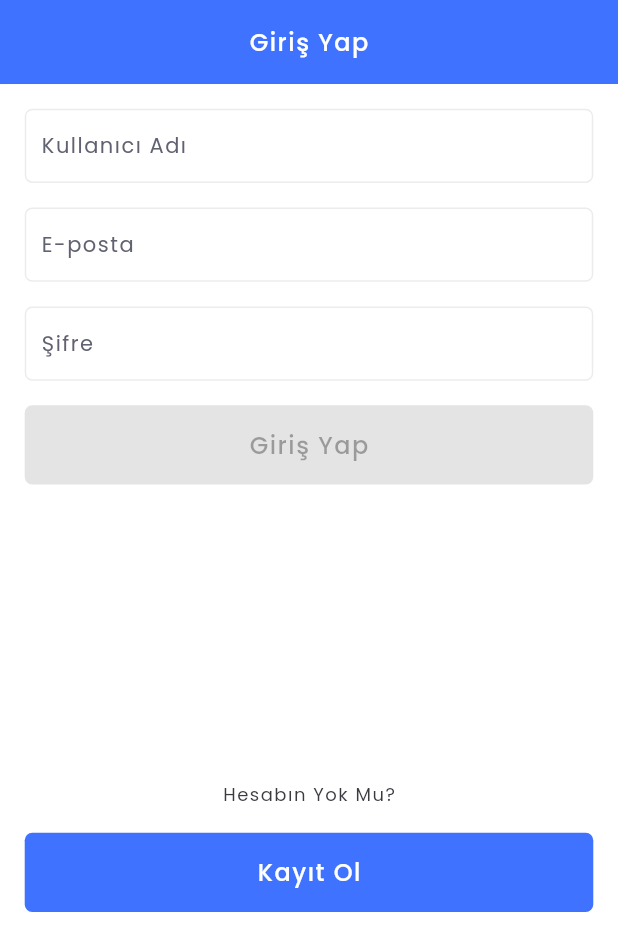
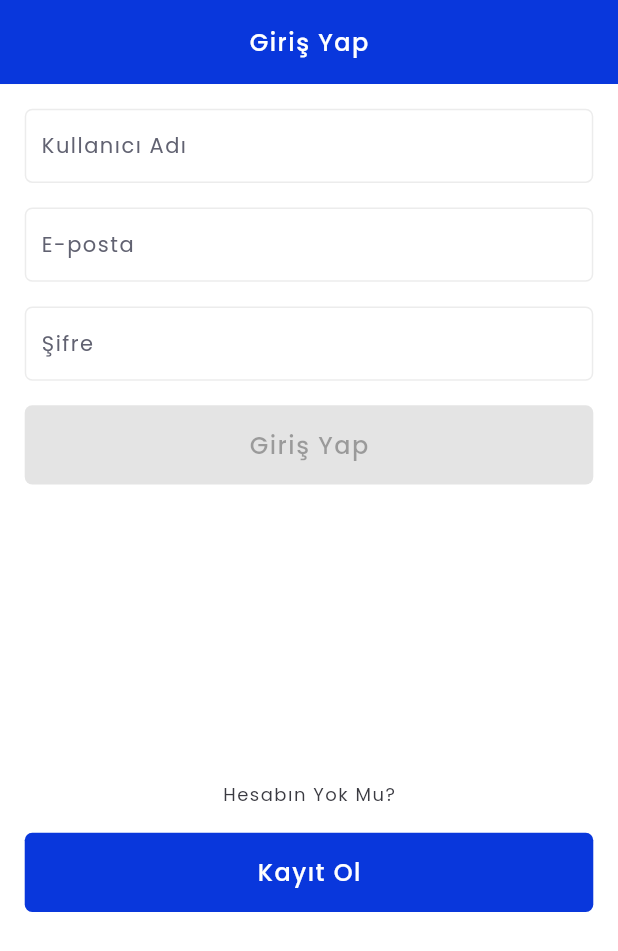
Before and after one commit to developer-fox/voco-case-study, a Flutter app: the screen it shows after launch, on a phone screen of 412 x 824 dp. Shown: the top 951 px of the screen. Run offline on Flutter 3.47's test engine with Material 2 defaults, Android fonts, the phone set to English and light mode, and no system bars; our stand-ins replace bloc, connectivity_plus, dio, easy_localization, flutter_bloc, flutter_dotenv and 4 more.

Commit message:
change: app primary color

```diff
--- a/lib/core/init/theme/app_theme_light.dart
+++ b/lib/core/init/theme/app_theme_light.dart
@@ -22,7 +22,7 @@ class AppThemeLight{
     dividerColor: const Color.fromRGBO(236, 236, 236, 1),
     colorScheme:  ColorScheme(
       brightness: Brightness.light,
-      primary:  const Color.fromRGBO(63, 115, 255, 1),
+      primary:  Color.fromARGB(255, 9, 55, 220),
       onPrimary: Colors.white,
       secondary: const Color.fromRGBO(218, 218, 218, 1),
       onSecondary: Colors.white,
@@ -48,7 +48,7 @@ class AppThemeLight{
       iconTheme: const IconThemeData(
         color: Colors.white
       ),
-      color:   const Color.fromRGBO(63, 115, 255, 1),
+      color:   Color.fromARGB(255, 9, 55, 220),
       shadowColor: const Color.fromRGBO(236, 236, 236, 1),
     ),
     elevatedButtonTheme: ElevatedButtonThemeData(
```
